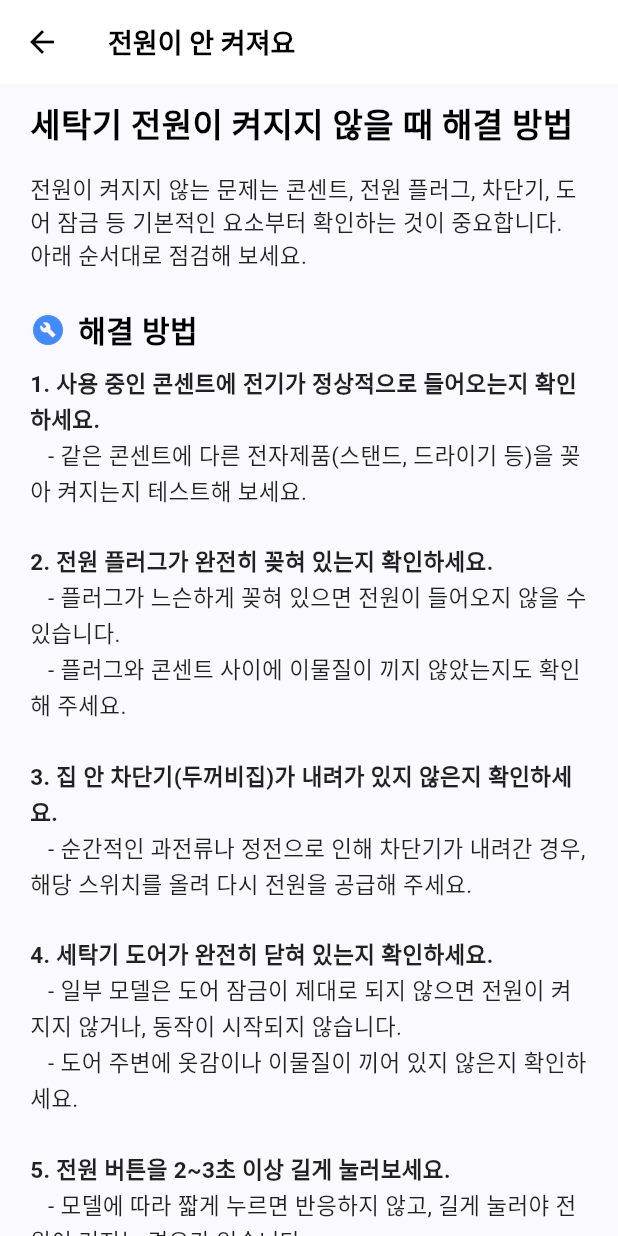
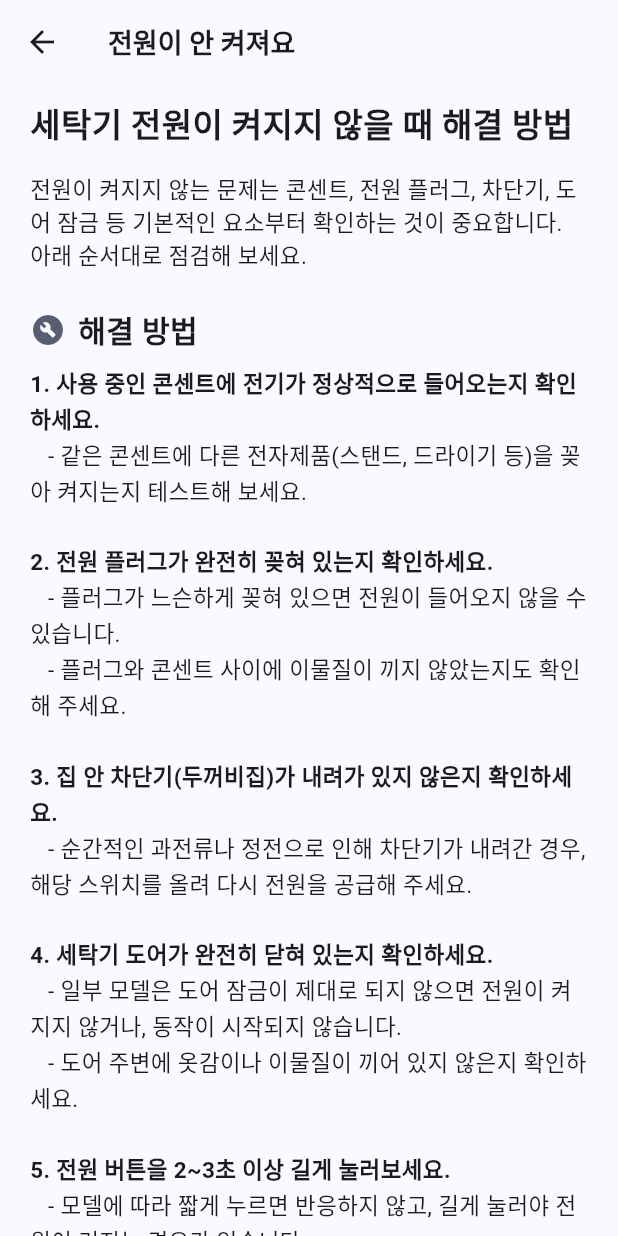
Before and after one commit to jw77668/Mobile_programming_Group, a Flutter app: the HomePage screen opened directly, after a tap on "전원이 안 켜져요", on a phone screen of 412 x 824 dp. Run offline on Flutter 3.47's test engine with Material 3 defaults, Android fonts, the phone set to English and light mode, and no system bars; our stand-ins replace hive, hive_flutter, image_picker, shared_preferences; missing offline and left inert: flutter_quill, syncfusion_flutter_pdfviewer; accounts and stored records are empty; network calls fail.

Commit message:
다크모드 구현 완

```diff
--- a/lib/pages/FAQ/power_off.dart
+++ b/lib/pages/FAQ/power_off.dart
@@ -7,6 +7,7 @@ class PowerOffFAQ extends StatelessWidget {
 
   @override
   Widget build(BuildContext context) {
+    final theme = Theme.of(context);
     return FAQPage(
       title: "세탁기 전원이 켜지지 않을 때 해결 방법",
       question: "전원이 안 켜져요",
@@ -15,18 +16,18 @@ class PowerOffFAQ extends StatelessWidget {
           "아래 순서대로 점검해 보세요.",
       contents: [
         // 해결 방법 제목
-        const FAQSectionHeader(
+        FAQSectionHeader(
           title: "해결 방법",
           icon: Icons.build_circle,
-          iconColor: Colors.blueAccent,
+          iconColor: theme.colorScheme.secondary,
         ),
         const SizedBox(height: 8),
 
         // 해결 방법 내용
-        const Text.rich(
+        Text.rich(
           TextSpan(
-            style: TextStyle(fontSize: 15, height: 1.5, color: Colors.black87),
-            children: [
+            style: TextStyle(fontSize: 15, height: 1.5, color: theme.colorScheme.onSurface),
+            children: const [
               TextSpan(
                 text: "1. 사용 중인 콘센트에 전기가 정상적으로 들어오는지 확인하세요.\n",
                 style: TextStyle(fontWeight: FontWeight.bold),
@@ -90,19 +91,19 @@ class PowerOffFAQ extends StatelessWidget {
         // const SizedBox(height: 24),
 
         // 주의 사항 제목
-        const FAQSectionHeader(
+        FAQSectionHeader(
           title: "주의 사항",
           icon: Icons.warning_amber_rounded,
-          iconColor: Colors.orangeAccent,
+          iconColor: theme.colorScheme.error,
         ),
         const SizedBox(height: 8),
 
         // 주의 사항 내용
-        const Text(
+        Text(
           "- 전원 플러그나 콘센트에서 타는 냄새, 탄 자국, 스파크(불꽃) 등이 보이면 즉시 사용을 중단하고 전문 기사에게 점검을 받으세요.\n"
           "- 전원 코드가 심하게 꺾이거나 피복이 벗겨져 있으면 감전 및 화재 위험이 있으므로 사용하지 마세요.\n"
           "- 기본 점검 후에도 전원이 전혀 들어오지 않는다면 내부 회로(메인보드, 전원부) 이상일 수 있으니 서비스센터에 문의하세요.",
-          style: TextStyle(fontSize: 15, height: 1.5, color: Colors.black87),
+          style: TextStyle(fontSize: 15, height: 1.5, color: theme.colorScheme.onSurface),
         ),
 
         const SizedBox(height: 30),
--- a/lib/widgets/FAQ.dart
+++ b/lib/widgets/FAQ.dart
@@ -17,6 +17,7 @@ class FAQPage extends StatelessWidget {
 
   @override
   Widget build(BuildContext context) {
+    final theme = Theme.of(context);
     return Scaffold(
       appBar: AppBar(
         leading: IconButton(
@@ -34,8 +35,8 @@ class FAQPage extends StatelessWidget {
         ),
         centerTitle: false,
         elevation: 0,
-        backgroundColor: Colors.white,
-        foregroundColor: Colors.black,
+        backgroundColor: theme.scaffoldBackgroundColor,
+        foregroundColor: theme.colorScheme.onBackground,
       ),
 
       body: SingleChildScrollView(
@@ -46,10 +47,10 @@ class FAQPage extends StatelessWidget {
             // 제목
             Text(
               title,
-              style: const TextStyle(
+              style: TextStyle(
                 fontSize: 22,
                 fontWeight: FontWeight.bold,
-                color: Colors.black,
+                color: theme.colorScheme.onBackground,
               ),
             ),
 
@@ -58,9 +59,9 @@ class FAQPage extends StatelessWidget {
             // 개요
             Text(
               summary,
-              style: const TextStyle(
+              style: TextStyle(
                 fontSize: 15,
-                color: Colors.black87,
+                color: theme.colorScheme.onSurface,
                 height: 1.4,
               ),
             ),
--- a/lib/widgets/faq_section_header.dart
+++ b/lib/widgets/faq_section_header.dart
@@ -14,16 +14,17 @@ class FAQSectionHeader extends StatelessWidget {
 
   @override
   Widget build(BuildContext context) {
+    final theme = Theme.of(context);
     return Row(
       children: [
         Icon(icon, color: iconColor, size: 24),
         const SizedBox(width: 8),
         Text(
           title,
-          style: const TextStyle(
+          style: TextStyle(
             fontSize: 20,
             fontWeight: FontWeight.bold,
-            color: Colors.black,
+            color: theme.colorScheme.onBackground,
           ),
         ),
       ],
--- a/lib/widgets/recent_solutions_home.dart
+++ b/lib/widgets/recent_solutions_home.dart
@@ -12,20 +12,21 @@ class RecentSolutionsHome extends StatelessWidget {
   @override
   Widget build(BuildContext context) {
     final solutions = context.watch<ChatProvider>().recentSolutions;
+    final theme = Theme.of(context);
 
     if (solutions.isEmpty) {
       return Card(
         elevation: 0,
         shape: RoundedRectangleBorder(
           borderRadius: BorderRadius.circular(12),
-          side: BorderSide(color: Colors.grey[300]!),
+          side: BorderSide(color: theme.dividerColor),
         ),
-        child: const Padding(
-          padding: EdgeInsets.symmetric(vertical: 24.0, horizontal: 16.0),
+        child: Padding(
+          padding: const EdgeInsets.symmetric(vertical: 24.0, horizontal: 16.0),
           child: Center(
             child: Text(
               '아직 해결된 기록이 없습니다.',
-              style: TextStyle(color: Colors.grey, fontSize: 15),
+              style: TextStyle(color: theme.hintColor, fontSize: 15),
             ),
           ),
         ),
@@ -38,7 +39,7 @@ class RecentSolutionsHome extends StatelessWidget {
       elevation: 0,
       shape: RoundedRectangleBorder(
         borderRadius: BorderRadius.circular(12),
-        side: BorderSide(color: Colors.grey[300]!),
+        side: BorderSide(color: theme.dividerColor),
       ),
       child: Padding(
         padding: const EdgeInsets.symmetric(vertical: 8.0),
@@ -49,7 +50,7 @@ class RecentSolutionsHome extends StatelessWidget {
 
             return ListTile(
               dense: true,
-              leading: const Icon(Icons.check_circle_outline, color: Colors.blueAccent),
+              leading: Icon(Icons.check_circle_outline, color: theme.colorScheme.primary),
               title: Text(
                 s.title,
                 style: const TextStyle(fontWeight: FontWeight.w500),
@@ -57,10 +58,10 @@ class RecentSolutionsHome extends StatelessWidget {
               ),
               subtitle: Text(
                 formattedDate,
-                style: const TextStyle(color: Colors.grey, fontSize: 13),
+                style: TextStyle(color: theme.hintColor, fontSize: 13),
               ),
               onTap: () => onSolutionTap(s),
-              trailing: const Icon(Icons.arrow_forward_ios, size: 16, color: Colors.grey),
+              trailing: Icon(Icons.arrow_forward_ios, size: 16, color: theme.hintColor),
             );
           }).toList(),
         ),
```
Also changed, not shown: lib/pages/FAQ/bad_smell.dart (+10 -9 lines), lib/pages/FAQ/filter_clean.dart (+10 -9 lines), lib/pages/FAQ/noise.dart (+10 -9 lines), lib/pages/chatbot_page.dart (+12 -10 lines), lib/pages/notes_list_page.dart (+21 -26 lines), lib/providers/theme_provider.dart (+28 -4 lines), lib/widgets/chat_bubble.dart (+9 -2 lines).
